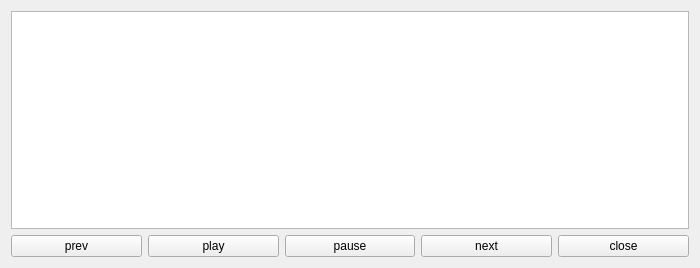
Qt form music_streamer.ui (gurpartap007/qtmop) before a commit.
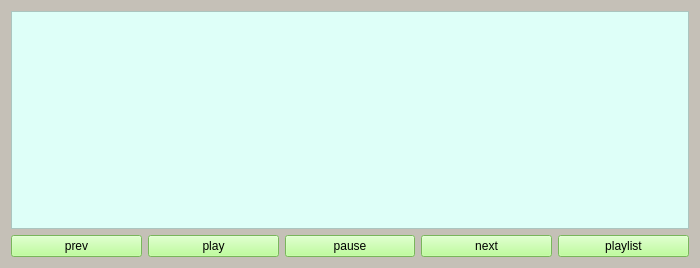
The same form after that commit.

Commit message: added ENUMS with different namespace to access Sql Database.Added sql class in music_streamer Class

```diff
--- a/music_streamer.ui
+++ b/music_streamer.ui
@@ -13,16 +13,26 @@
   <property name="windowTitle">
    <string>Form</string>
   </property>
+  <property name="styleSheet">
+   <string notr="true">background-color: rgb(197, 192, 183);</string>
+  </property>
   <layout class="QHBoxLayout" name="horizontalLayout_2">
    <item>
     <layout class="QVBoxLayout" name="verticalLayout">
      <item>
-      <widget class="QTextEdit" name="textEdit"/>
+      <widget class="QTextEdit" name="textEdit">
+       <property name="styleSheet">
+        <string notr="true">background-color: rgb(222, 255, 248);</string>
+       </property>
+      </widget>
      </item>
      <item>
       <layout class="QHBoxLayout" name="horizontalLayout">
        <item>
         <widget class="QPushButton" name="prev">
+         <property name="styleSheet">
+          <string notr="true">background-color: rgb(170, 255, 127);</string>
+         </property>
          <property name="text">
           <string>prev</string>
          </property>
@@ -30,6 +40,9 @@
        </item>
        <item>
         <widget class="QPushButton" name="play">
+         <property name="styleSheet">
+          <string notr="true">background-color: rgb(170, 255, 127);</string>
+         </property>
          <property name="text">
           <string>play</string>
          </property>
@@ -37,6 +50,9 @@
        </item>
        <item>
         <widget class="QPushButton" name="pause">
+         <property name="styleSheet">
+          <string notr="true">background-color: rgb(170, 255, 127);</string>
+         </property>
          <property name="text">
           <string>pause</string>
          </property>
@@ -44,15 +60,21 @@
        </item>
        <item>
         <widget class="QPushButton" name="next">
+         <property name="styleSheet">
+          <string notr="true">background-color: rgb(170, 255, 127);</string>
+         </property>
          <property name="text">
           <string>next</string>
          </property>
         </widget>
        </item>
        <item>
-        <widget class="QPushButton" name="close">
+        <widget class="QPushButton" name="playlist">
+         <property name="styleSheet">
+          <string notr="true">background-color: rgb(170, 255, 127);</string>
+         </property>
          <property name="text">
-          <string>close</string>
+          <string>playlist</string>
          </property>
         </widget>
        </item>
```
Left out of the diff: 19 changed lines with no effect on the pictures. The commit also changes 10 other files.
